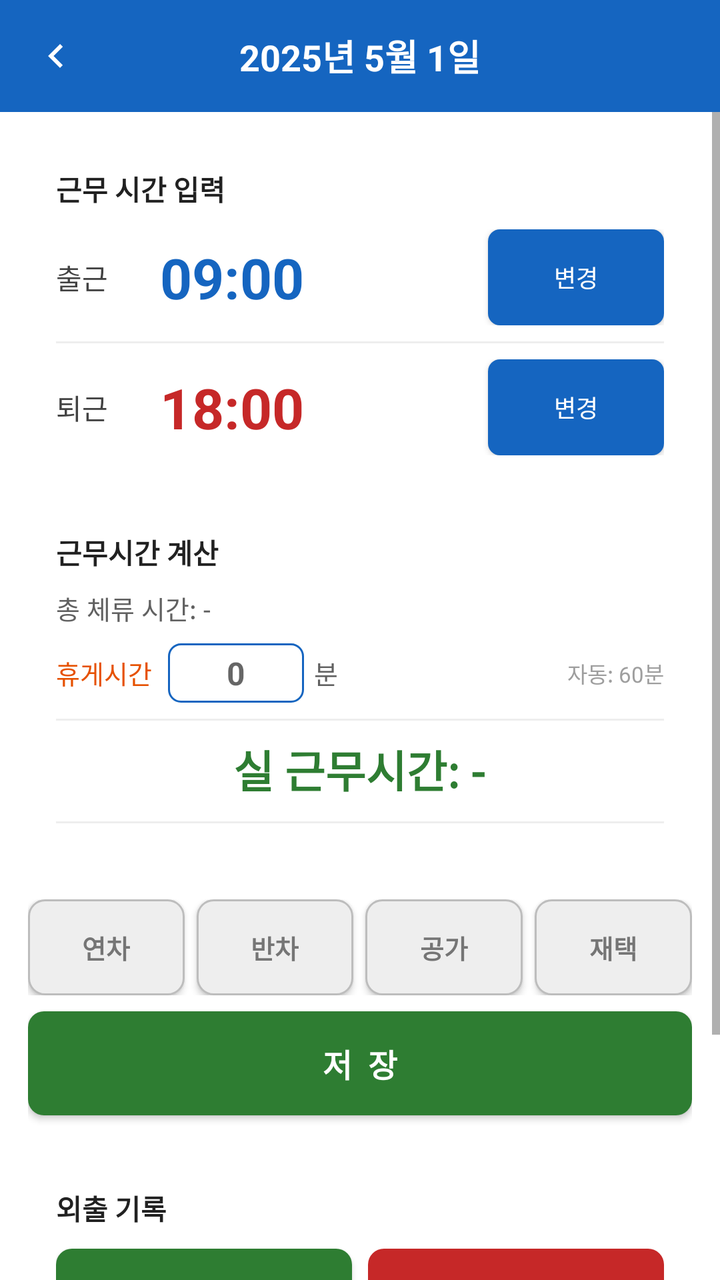
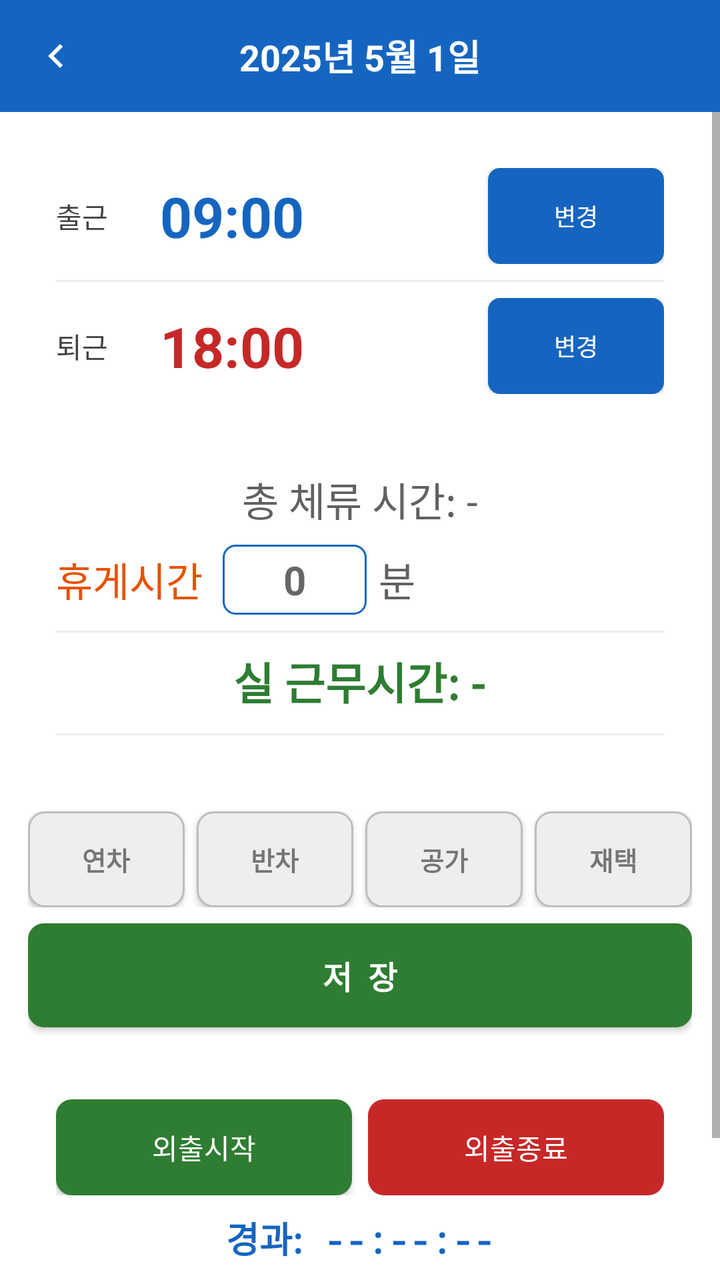

An Android layout rendered at two revisions. The XML below is the earlier revision; the diff shows what the commit changed to produce the second picture.
<!-- AndroidManifest.xml: application theme AppTheme -->
<!-- res/layout/activity_day_detail.xml -->
<?xml version="1.0" encoding="utf-8"?>
<LinearLayout xmlns:android="http://schemas.android.com/apk/res/android"
    android:id="@+id/root_day_detail"
    android:layout_width="match_parent"
    android:layout_height="match_parent"
    android:orientation="vertical"
    android:background="#FFFFFF">

    
    <LinearLayout
        android:layout_width="match_parent"
        android:layout_height="56dp"
        android:orientation="horizontal"
        android:gravity="center_vertical"
        android:background="#1565C0"
        android:padding="4dp">

        <ImageButton
            android:id="@+id/btn_close"
            android:layout_width="48dp"
            android:layout_height="48dp"
            android:src="@drawable/ic_arrow_left"
            android:background="?attr/selectableItemBackgroundBorderless"
            android:contentDescription="닫기"
            android:padding="4dp"
            android:tint="#FFFFFF" />

        <TextView
            android:id="@+id/tv_detail_date"
            android:layout_width="0dp"
            android:layout_height="wrap_content"
            android:layout_weight="1"
            android:textSize="18sp"
            android:textColor="#FFFFFF"
            android:textStyle="bold"
            android:gravity="center"
            android:text="2025년 5월 1일" />

        
        <View
            android:layout_width="48dp"
            android:layout_height="48dp" />
    </LinearLayout>

    <ScrollView
        android:layout_width="match_parent"
        android:layout_height="0dp"
        android:layout_weight="1"
        android:background="#FFFFFF">

    <LinearLayout
        android:layout_width="match_parent"
        android:layout_height="wrap_content"
        android:orientation="vertical"
        android:padding="14dp"
        android:background="#FFFFFF">

        
        <LinearLayout
            android:id="@+id/layout_time_card"
            android:layout_width="match_parent"
            android:layout_height="wrap_content"
            android:orientation="vertical"
            android:background="#FFFFFF"
            android:padding="14dp"
            android:layout_marginBottom="10dp">

            <TextView
                android:layout_width="wrap_content"
                android:layout_height="wrap_content"
                android:text="근무 시간 입력"
                android:textSize="14sp"
                android:textColor="#212121"
                android:textStyle="bold"
                android:layout_marginBottom="10dp" />

            
            <LinearLayout
                android:layout_width="match_parent"
                android:layout_height="wrap_content"
                android:orientation="horizontal"
                android:gravity="center_vertical"
                android:layout_marginBottom="8dp">

                <TextView
                    android:layout_width="52dp"
                    android:layout_height="wrap_content"
                    android:text="출근"
                    android:textSize="14sp"
                    android:textColor="#424242" />

                <TextView
                    android:id="@+id/tv_start_time"
                    android:layout_width="0dp"
                    android:layout_height="wrap_content"
                    android:layout_weight="1"
                    android:textSize="28sp"
                    android:textColor="#1565C0"
                    android:textStyle="bold"
                    android:text="09:00" />

                <Button
                    android:id="@+id/btn_checkin"
                    android:layout_width="wrap_content"
                    android:layout_height="wrap_content"
                    android:text="출근"
                    android:textSize="12sp"
                    android:background="@drawable/bg_checkin_button"
                    android:textColor="#FFFFFF"
                    android:paddingLeft="12dp"
                    android:paddingRight="12dp"
                    android:layout_marginEnd="4dp"
                    android:visibility="gone" />

                <Button
                    android:id="@+id/btn_edit_start"
                    android:layout_width="wrap_content"
                    android:layout_height="wrap_content"
                    android:text="변경"
                    android:textSize="12sp"
                    android:background="@drawable/bg_primary_button"
                    android:textColor="#FFFFFF"
                    android:paddingLeft="14dp"
                    android:paddingRight="14dp" />
            </LinearLayout>

            <View android:layout_width="match_parent" android:layout_height="1dp"
                android:background="#EEEEEE"/>

            
            <LinearLayout
                android:layout_width="match_parent"
                android:layout_height="wrap_content"
                android:orientation="horizontal"
                android:gravity="center_vertical"
                android:layout_marginTop="8dp">

                <TextView
                    android:layout_width="52dp"
                    android:layout_height="wrap_content"
                    android:text="퇴근"
                    android:textSize="14sp"
                    android:textColor="#424242" />

                <TextView
                    android:id="@+id/tv_end_time"
                    android:layout_width="0dp"
                    android:layout_height="wrap_content"
                    android:layout_weight="1"
                    android:textSize="28sp"
                    android:textColor="#C62828"
                    android:textStyle="bold"
                    android:text="18:00" />

                <Button
                    android:id="@+id/btn_checkout"
                    android:layout_width="wrap_content"
                    android:layout_height="wrap_content"
                    android:text="퇴근"
                    android:textSize="12sp"
                    android:background="@drawable/bg_checkout_button"
                    android:textColor="#FFFFFF"
                    android:paddingLeft="12dp"
                    android:paddingRight="12dp"
                    android:layout_marginEnd="4dp"
                    android:visibility="gone" />

                <Button
                    android:id="@+id/btn_edit_end"
                    android:layout_width="wrap_content"
                    android:layout_height="wrap_content"
                    android:text="변경"
                    android:textSize="12sp"
                    android:background="@drawable/bg_primary_button"
                    android:textColor="#FFFFFF"
                    android:paddingLeft="14dp"
                    android:paddingRight="14dp" />
            </LinearLayout>
        </LinearLayout>

        
        <LinearLayout
            android:id="@+id/layout_calc_card"
            android:layout_width="match_parent"
            android:layout_height="wrap_content"
            android:orientation="vertical"
            android:background="#FFFFFF"
            android:padding="14dp"
            android:layout_marginBottom="16dp">

            <TextView
                android:layout_width="wrap_content"
                android:layout_height="wrap_content"
                android:text="근무시간 계산"
                android:textSize="14sp"
                android:textColor="#212121"
                android:textStyle="bold"
                android:layout_marginBottom="8dp" />

            <TextView
                android:id="@+id/tv_raw_work"
                android:layout_width="match_parent"
                android:layout_height="wrap_content"
                android:textSize="13sp"
                android:textColor="#616161"
                android:layout_marginBottom="8dp"
                android:text="총 체류 시간: -" />

            
            <LinearLayout
                android:layout_width="match_parent"
                android:layout_height="wrap_content"
                android:orientation="horizontal"
                android:gravity="center_vertical"
                android:layout_marginBottom="8dp">

                <TextView
                    android:layout_width="wrap_content"
                    android:layout_height="wrap_content"
                    android:text="휴게시간"
                    android:textSize="13sp"
                    android:textColor="#E65100" />

                <EditText
                    android:id="@+id/et_break_minutes"
                    android:layout_width="68dp"
                    android:layout_height="wrap_content"
                    android:layout_marginLeft="8dp"
                    android:inputType="number"
                    android:textSize="16sp"
                    android:textColor="#E65100"
                    android:textStyle="bold"
                    android:gravity="center"
                    android:maxLength="3"
                    android:hint="0"
                    android:background="@drawable/bg_outlined_button"
                    android:paddingTop="4dp"
                    android:paddingBottom="4dp" />

                <TextView
                    android:layout_width="wrap_content"
                    android:layout_height="wrap_content"
                    android:layout_marginLeft="5dp"
                    android:text="분"
                    android:textSize="13sp"
                    android:textColor="#616161" />

                <TextView
                    android:id="@+id/tv_break_hint"
                    android:layout_width="0dp"
                    android:layout_height="wrap_content"
                    android:layout_weight="1"
                    android:gravity="end"
                    android:textSize="11sp"
                    android:textColor="#9E9E9E"
                    android:text="자동: 60분" />
            </LinearLayout>

            <View android:layout_width="match_parent" android:layout_height="1dp"
                android:background="#EEEEEE" android:layout_marginBottom="8dp"/>

            <TextView
                android:id="@+id/tv_net_work"
                android:layout_width="match_parent"
                android:layout_height="wrap_content"
                android:textSize="22sp"
                android:textStyle="bold"
                android:textColor="#2E7D32"
                android:gravity="center"
                android:text="실 근무시간: -" />

            <View android:layout_width="match_parent" android:layout_height="1dp"
                android:background="#EEEEEE"
                android:layout_marginTop="10dp" android:layout_marginBottom="8dp"/>

            
            <LinearLayout
                android:id="@+id/ll_seg_container"
                android:layout_width="match_parent"
                android:layout_height="wrap_content"
                android:orientation="vertical"
                android:visibility="gone">

                <LinearLayout
                    android:id="@+id/ll_seg_weekday_night"
                    android:layout_width="match_parent"
                    android:layout_height="wrap_content"
                    android:orientation="horizontal"
                    android:gravity="center_vertical"
                    android:layout_marginBottom="4dp"
                    android:visibility="gone">
                    <TextView
                        android:layout_width="68dp"
                        android:layout_height="wrap_content"
                        android:text="평일야간"
                        android:textSize="12sp"
                        android:textColor="#424242" />
                    <TextView
                        android:id="@+id/tv_seg_weekday_night"
                        android:layout_width="0dp"
                        android:layout_height="wrap_content"
                        android:layout_weight="1"
                        android:textSize="12sp"
                        android:textStyle="bold"
                        android:textColor="#5C6BC0" />
                </LinearLayout>

                <LinearLayout
                    android:id="@+id/ll_seg_holiday_day"
                    android:layout_width="match_parent"
                    android:layout_height="wrap_content"
                    android:orientation="horizontal"
                    android:gravity="center_vertical"
                    android:layout_marginBottom="4dp"
                    android:visibility="gone">
                    <TextView
                        android:layout_width="68dp"
                        android:layout_height="wrap_content"
                        android:text="휴일주간"
                        android:textSize="12sp"
                        android:textColor="#424242" />
                    <TextView
                        android:id="@+id/tv_seg_holiday_day"
                        android:layout_width="0dp"
                        android:layout_height="wrap_content"
                        android:layout_weight="1"
                        android:textSize="12sp"
                        android:textStyle="bold"
                        android:textColor="#E65100" />
                </LinearLayout>

                <LinearLayout
                    android:id="@+id/ll_seg_holiday_night"
                    android:layout_width="match_parent"
                    android:layout_height="wrap_content"
                    android:orientation="horizontal"
                    android:gravity="center_vertical"
                    android:visibility="gone">
                    <TextView
                        android:layout_width="68dp"
                        android:layout_height="wrap_content"
                        android:text="휴일야간"
                        android:textSize="12sp"
                        android:textColor="#424242" />
                    <TextView
                        android:id="@+id/tv_seg_holiday_night"
                        android:layout_width="0dp"
                        android:layout_height="wrap_content"
                        android:layout_weight="1"
                        android:textSize="12sp"
                        android:textStyle="bold"
                        android:textColor="#B71C1C" />
                </LinearLayout>
            </LinearLayout>
        </LinearLayout>

        
        <TextView
            android:id="@+id/tv_annual_note"
            android:layout_width="match_parent"
            android:layout_height="wrap_content"
            android:text=""
            android:textSize="12sp"
            android:textColor="#C62828"
            android:gravity="center"
            android:layout_marginBottom="6dp"
            android:visibility="gone" />

        
        <LinearLayout
            android:layout_width="match_parent"
            android:layout_height="wrap_content"
            android:orientation="horizontal"
            android:layout_marginBottom="8dp">

            <Button
                android:id="@+id/btn_annual_leave"
                android:layout_width="0dp"
                android:layout_height="48dp"
                android:layout_weight="1"
                android:text="연차"
                android:textSize="13sp"
                android:textColor="#757575"
                android:textStyle="bold"
                android:background="@drawable/bg_leave_inactive"
                android:layout_marginEnd="3dp" />

            <Button
                android:id="@+id/btn_half_leave"
                android:layout_width="0dp"
                android:layout_height="48dp"
                android:layout_weight="1"
                android:text="반차"
                android:textSize="13sp"
                android:textColor="#757575"
                android:textStyle="bold"
                android:background="@drawable/bg_leave_inactive"
                android:layout_marginStart="3dp"
                android:layout_marginEnd="3dp" />

            <Button
                android:id="@+id/btn_public_leave"
                android:layout_width="0dp"
                android:layout_height="48dp"
                android:layout_weight="1"
                android:text="공가"
                android:textSize="13sp"
                android:textColor="#757575"
                android:textStyle="bold"
                android:background="@drawable/bg_leave_inactive"
                android:layout_marginStart="3dp"
                android:layout_marginEnd="3dp" />

            <Button
                android:id="@+id/btn_remote_work"
                android:layout_width="0dp"
                android:layout_height="48dp"
                android:layout_weight="1"
                android:text="재택"
                android:textSize="13sp"
                android:textColor="#757575"
                android:textStyle="bold"
                android:background="@drawable/bg_leave_inactive"
                android:layout_marginStart="3dp" />
        </LinearLayout>

        
        <Button
            android:id="@+id/btn_save"
            android:layout_width="match_parent"
            android:layout_height="52dp"
            android:text="저  장"
            android:textSize="16sp"
            android:textColor="#FFFFFF"
            android:textStyle="bold"
            android:background="@drawable/bg_save_button"
            android:layout_marginBottom="10dp" />

        
        <Button
            android:id="@+id/btn_delete"
            android:layout_width="match_parent"
            android:layout_height="46dp"
            android:text="오늘 등록 초기화"
            android:textSize="13sp"
            android:textColor="#C62828"
            android:background="@drawable/bg_delete_button"
            android:visibility="gone" />

        
        <LinearLayout
            android:id="@+id/ll_outing_card"
            android:layout_width="match_parent"
            android:layout_height="wrap_content"
            android:orientation="vertical"
            android:background="#FFFFFF"
            android:padding="14dp"
            android:layout_marginTop="12dp">

            <TextView
                android:layout_width="wrap_content"
                android:layout_height="wrap_content"
                android:text="외출 기록"
                android:textSize="14sp"
                android:textColor="#212121"
                android:textStyle="bold"
                android:layout_marginBottom="10dp" />

            <LinearLayout
                android:layout_width="match_parent"
                android:layout_height="wrap_content"
                android:orientation="horizontal"
                android:layout_marginBottom="8dp">

                <Button
                    android:id="@+id/btn_outing_start"
                    android:layout_width="0dp"
                    android:layout_height="48dp"
                    android:layout_weight="1"
                    android:text="외출시작"
                    android:textSize="14sp"
                    android:textColor="#FFFFFF"
                    android:background="@drawable/bg_save_button"
                    android:layout_marginEnd="4dp" />

                <Button
                    android:id="@+id/btn_outing_end"
                    android:layout_width="0dp"
                    android:layout_height="48dp"
                    android:layout_weight="1"
                    android:text="외출종료"
                    android:textSize="14sp"
                    android:textColor="#FFFFFF"
                    android:background="@drawable/bg_checkout_button"
                    android:layout_marginStart="4dp"
                    android:enabled="false" />
            </LinearLayout>

            <TextView
                android:id="@+id/tv_outing_elapsed"
                android:layout_width="match_parent"
                android:layout_height="wrap_content"
                android:text="경과: --:--:--"
                android:textSize="18sp"
                android:textStyle="bold"
                android:textColor="#1565C0"
                android:fontFamily="monospace"
                android:gravity="center"
                android:layout_marginBottom="4dp" />

            <TextView
                android:id="@+id/tv_outing_total"
                android:layout_width="match_parent"
                android:layout_height="wrap_content"
                android:text="일 누적: --"
                android:textSize="13sp"
                android:textColor="#616161"
                android:gravity="center"
                android:layout_marginBottom="8dp" />

            <View android:layout_width="match_parent" android:layout_height="1dp"
                android:background="#EEEEEE" android:layout_marginBottom="8dp"/>

            
            <LinearLayout
                android:layout_width="match_parent"
                android:layout_height="wrap_content"
                android:orientation="horizontal"
                android:layout_marginBottom="4dp">

                <TextView android:layout_width="0dp" android:layout_height="wrap_content"
                    android:layout_weight="1" android:text="시작"
                    android:textSize="11sp" android:textStyle="bold"
                    android:textColor="#424242" android:gravity="center" />

                <TextView android:layout_width="0dp" android:layout_height="wrap_content"
                    android:layout_weight="1" android:text="종료"
                    android:textSize="11sp" android:textStyle="bold"
                    android:textColor="#424242" android:gravity="center" />

                <TextView android:layout_width="0dp" android:layout_height="wrap_content"
                    android:layout_weight="1" android:text="외출시간"
                    android:textSize="11sp" android:textStyle="bold"
                    android:textColor="#424242" android:gravity="center" />

                <TextView android:layout_width="52dp" android:layout_height="wrap_content"
                    android:text="삭제" android:textSize="11sp" android:textStyle="bold"
                    android:textColor="#424242" android:gravity="center" />
            </LinearLayout>

            
            <LinearLayout
                android:id="@+id/ll_outing_rows"
                android:layout_width="match_parent"
                android:layout_height="wrap_content"
                android:orientation="vertical" />
        </LinearLayout>

    </LinearLayout>
    </ScrollView>

</LinearLayout>
<!-- resources referenced by this layout -->
<resources>
  <!-- drawable bg_checkin_button (drawable) -->
  <?xml version="1.0" encoding="utf-8"?>
  <shape xmlns:android="http://schemas.android.com/apk/res/android"
      android:shape="rectangle">
      <solid android:color="#388E3C" />
      <corners android:radius="8dp" />
  </shape>
  <!-- drawable bg_checkout_button (drawable) -->
  <?xml version="1.0" encoding="utf-8"?>
  <shape xmlns:android="http://schemas.android.com/apk/res/android"
      android:shape="rectangle">
      <solid android:color="#C62828" />
      <corners android:radius="8dp" />
  </shape>
  <!-- drawable bg_delete_button (drawable) -->
  <?xml version="1.0" encoding="utf-8"?>
  <shape xmlns:android="http://schemas.android.com/apk/res/android"
      android:shape="rectangle">
      <solid android:color="#FFFFFF" />
      <stroke android:width="1dp" android:color="#C62828" />
      <corners android:radius="8dp" />
  </shape>
  <!-- drawable bg_leave_inactive (drawable) -->
  <?xml version="1.0" encoding="utf-8"?>
  <shape xmlns:android="http://schemas.android.com/apk/res/android"
      android:shape="rectangle">
      <solid android:color="#EEEEEE" />
      <stroke android:width="1dp" android:color="#BDBDBD" />
      <corners android:radius="8dp" />
  </shape>
  <!-- drawable bg_outlined_button (drawable) -->
  <?xml version="1.0" encoding="utf-8"?>
  <shape xmlns:android="http://schemas.android.com/apk/res/android"
      android:shape="rectangle">
      <solid android:color="#FFFFFF" />
      <stroke android:width="1dp" android:color="#1565C0" />
      <corners android:radius="6dp" />
  </shape>
  <!-- drawable bg_primary_button (drawable) -->
  <?xml version="1.0" encoding="utf-8"?>
  <shape xmlns:android="http://schemas.android.com/apk/res/android"
      android:shape="rectangle">
      <solid android:color="#1565C0" />
      <corners android:radius="6dp" />
  </shape>
  <!-- drawable bg_save_button (drawable) -->
  <?xml version="1.0" encoding="utf-8"?>
  <shape xmlns:android="http://schemas.android.com/apk/res/android"
      android:shape="rectangle">
      <solid android:color="#2E7D32" />
      <corners android:radius="8dp" />
  </shape>
  <!-- drawable ic_arrow_left (drawable) -->
  <?xml version="1.0" encoding="utf-8"?>
  <vector xmlns:android="http://schemas.android.com/apk/res/android"
      android:width="24dp"
      android:height="24dp"
      android:viewportWidth="24"
      android:viewportHeight="24">
      <path
          android:fillColor="#FFFFFF"
          android:pathData="M15.41,16.59L10.83,12l4.58,-4.59L14,6l-6,6 6,6 1.41,-1.41z" />
  </vector>
  <style name="AppTheme" parent="Theme.AppCompat.Light.NoActionBar">
          <item name="colorPrimary">@color/colorPrimary</item>
          <item name="colorPrimaryDark">@color/colorPrimaryDark</item>
          <item name="colorAccent">@color/colorAccent</item>
      </style>
  <color name="colorPrimary">#1565C0</color>
  <color name="colorPrimaryDark">#0D47A1</color>
  <color name="colorAccent">#E65100</color>
</resources>

<!-- the commit's change to res/layout/activity_day_detail.xml (unified diff, before → after) -->
@@ -65,15 +65,6 @@
             android:padding="14dp"
             android:layout_marginBottom="10dp">
 
-            <TextView
-                android:layout_width="wrap_content"
-                android:layout_height="wrap_content"
-                android:text="근무 시간 입력"
-                android:textSize="14sp"
-                android:textColor="#212121"
-                android:textStyle="bold"
-                android:layout_marginBottom="10dp" />
-
             
             <LinearLayout
                 android:layout_width="match_parent"
@@ -189,20 +180,12 @@
             android:layout_marginBottom="16dp">
 
             <TextView
-                android:layout_width="wrap_content"
-                android:layout_height="wrap_content"
-                android:text="근무시간 계산"
-                android:textSize="14sp"
-                android:textColor="#212121"
-                android:textStyle="bold"
-                android:layout_marginBottom="8dp" />
-
-            <TextView
                 android:id="@+id/tv_raw_work"
                 android:layout_width="match_parent"
                 android:layout_height="wrap_content"
-                android:textSize="13sp"
+                android:textSize="20sp"
                 android:textColor="#616161"
+                android:gravity="center"
                 android:layout_marginBottom="8dp"
                 android:text="총 체류 시간: -" />
 
@@ -211,23 +194,23 @@
                 android:layout_width="match_parent"
                 android:layout_height="wrap_content"
                 android:orientation="horizontal"
-                android:gravity="center_vertical"
+                android:gravity="center"
                 android:layout_marginBottom="8dp">
 
                 <TextView
                     android:layout_width="wrap_content"
                     android:layout_height="wrap_content"
                     android:text="휴게시간"
-                    android:textSize="13sp"
+                    android:textSize="20sp"
                     android:textColor="#E65100" />
 
                 <EditText
                     android:id="@+id/et_break_minutes"
-                    android:layout_width="68dp"
-                    android:layout_height="wrap_content"
-                    android:layout_marginLeft="8dp"
+                    android:layout_width="72dp"
+                    android:layout_height="wrap_content"
+                    android:layout_marginLeft="10dp"
                     android:inputType="number"
-                    android:textSize="16sp"
+                    android:textSize="20sp"
                     android:textColor="#E65100"
                     android:textStyle="bold"
                     android:gravity="center"
@@ -240,9 +223,9 @@
                 <TextView
                     android:layout_width="wrap_content"
                     android:layout_height="wrap_content"
-                    android:layout_marginLeft="5dp"
+                    android:layout_marginLeft="6dp"
                     android:text="분"
-                    android:textSize="13sp"
+                    android:textSize="20sp"
                     android:textColor="#616161" />
 
                 <TextView
@@ -253,7 +236,7 @@
                     android:gravity="end"
                     android:textSize="11sp"
                     android:textColor="#9E9E9E"
-                    android:text="자동: 60분" />
+                    android:text="" />
             </LinearLayout>
 
             <View android:layout_width="match_parent" android:layout_height="1dp"
@@ -457,15 +440,6 @@
             android:padding="14dp"
             android:layout_marginTop="12dp">
 
-            <TextView
-                android:layout_width="wrap_content"
-                android:layout_height="wrap_content"
-                android:text="외출 기록"
-                android:textSize="14sp"
-                android:textColor="#212121"
-                android:textStyle="bold"
-                android:layout_marginBottom="10dp" />
-
             <LinearLayout
                 android:layout_width="match_parent"
                 android:layout_height="wrap_content"
